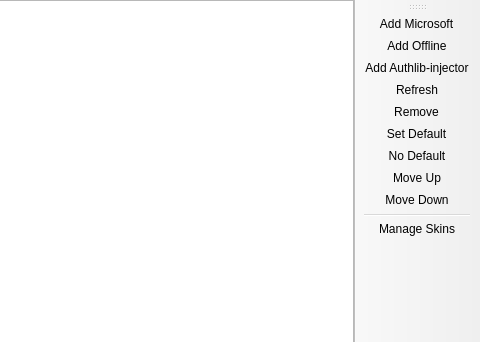
Qt form launcher/ui/pages/global/AccountListPage.ui (PollyMC-Continued/launcher) before a commit; both pictures show x 320 to 800 and y 0 to 342 of the 800 by 600 pixel window.
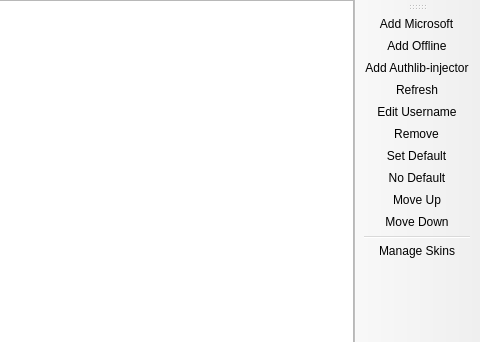
The same form after that commit. Custom widgets are drawn as their Qt base class.

Commit message: Fixed Offline skins not appearing on newer Minecraft versions, Added a way to rename offline accounts

Patch:
```diff
--- a/launcher/ui/pages/global/AccountListPage.ui
+++ b/launcher/ui/pages/global/AccountListPage.ui
@@ -56,6 +56,7 @@
    <addaction name="actionAddOffline"/>
    <addaction name="actionAddAuthlibInjector"/>
    <addaction name="actionRefresh"/>
+   <addaction name="actionEditUsername"/>
    <addaction name="actionRemove"/>
    <addaction name="actionSetDefault"/>
    <addaction name="actionNoDefault"/>
@@ -108,6 +109,14 @@
     <string>Refresh the account tokens</string>
    </property>
   </action>
+  <action name="actionEditUsername">
+   <property name="text">
+    <string>Edit &amp;Username</string>
+   </property>
+   <property name="toolTip">
+    <string>Change the username of an offline account</string>
+   </property>
+  </action>
   <action name="actionRemove">
    <property name="text">
     <string>Remo&amp;ve</string>
```
The commit also changes 7 other files.
